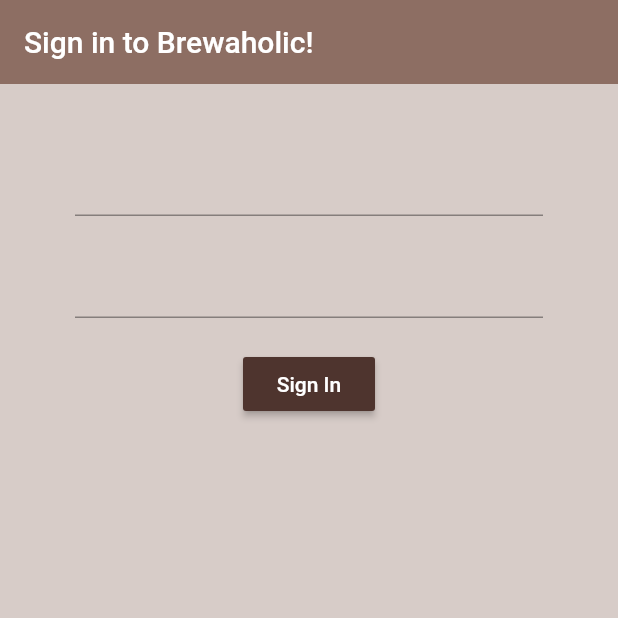
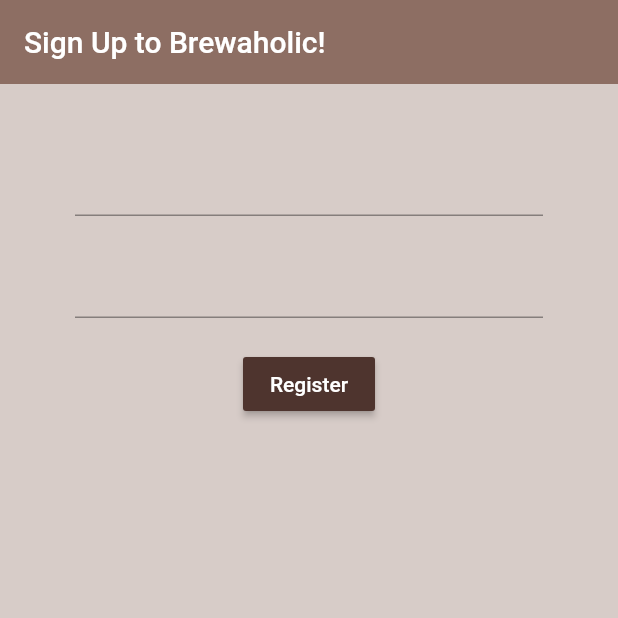
Before and after one commit to soumyadeep6845/Brewaholic, a Flutter app: the screen it shows after launch, on a phone screen of 412 x 824 dp, the top half of it. Run offline on Flutter 3.47's test engine with Material 2 defaults, Android fonts, the phone set to English and light mode, and no system bars; our stand-ins replace firebase_auth, firebase_core; accounts and stored records are empty.

Commit message:
Created register form

```diff
--- a/lib/screens/authenticate/authenticate.dart
+++ b/lib/screens/authenticate/authenticate.dart
@@ -1,3 +1,4 @@
+import 'package:brew_app/screens/authenticate/register.dart';
 import 'package:brew_app/screens/authenticate/sign_in.dart';
 import 'package:flutter/material.dart';
 
@@ -10,7 +11,7 @@
   @override
   Widget build(BuildContext context) {
     return Container(
-      child: SignIn(),
+      child: Register(),
     );
   }
 }
--- /dev/null
+++ b/lib/screens/authenticate/register.dart
@@ -0,0 +1,65 @@
+import 'package:brew_app/services/auth.dart';
+import 'package:flutter/material.dart';
+
+class Register extends StatefulWidget {
+  @override
+  _RegisterState createState() => _RegisterState();
+}
+
+class _RegisterState extends State<Register> {
+  final AuthService _auth = AuthService();
+
+  //Text field state
+  String email = '';
+  String password = '';
+
+  @override
+  Widget build(BuildContext context) {
+    return Scaffold(
+      backgroundColor: Colors.brown[100],
+      appBar: AppBar(
+        backgroundColor: Colors.brown[400],
+        elevation: 0.0,
+        title: Text('Sign Up to Brewaholic!'),
+      ),
+      body: Container(
+        padding: EdgeInsets.symmetric(
+          vertical: 20.0,
+          horizontal: 50.0,
+        ),
+        child: Form(
+          child: Column(
+            children: [
+              SizedBox(height: 20),
+              TextFormField(
+                onChanged: (val) {
+                  setState(() {
+                    email = val;
+                  });
+                },
+              ),
+              SizedBox(height: 20),
+              TextFormField(
+                obscureText: true,
+                onChanged: (val) {
+                  setState(() {
+                    password = val;
+                  });
+                },
+              ),
+              SizedBox(height: 20),
+              RaisedButton(
+                color: Colors.brown[800],
+                child: Text(
+                  'Register',
+                  style: TextStyle(color: Colors.white),
+                ),
+                onPressed: () async {},
+              ),
+            ],
+          ),
+        ),
+      ),
+    );
+  }
+}
```
